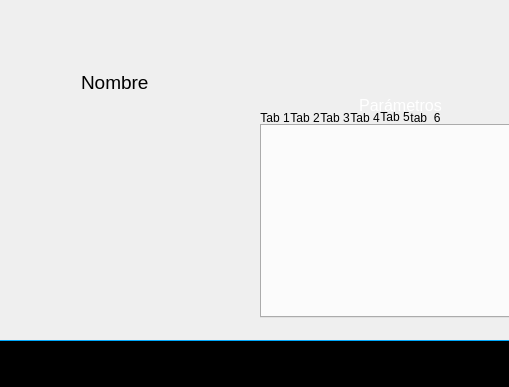
This is asa_application/detailedwindow.ui in razulued/qt_application as Qt 5 draws it before an edit; both pictures show x 90 to 599 and y 0 to 387 of the 800 by 600 pixel window. The edited form follows.
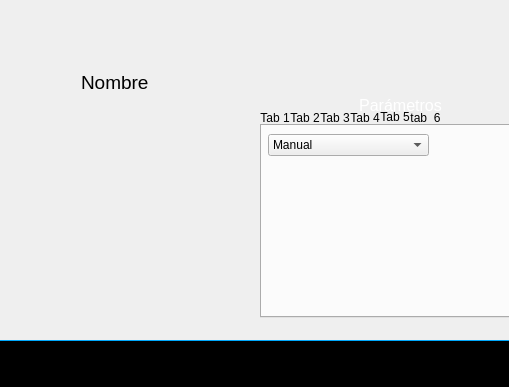
This is the edited form. Icons and pictures are not drawn.

Patch:
```diff
--- a/asa_application/detailedwindow.ui
+++ b/asa_application/detailedwindow.ui
@@ -92,7 +92,7 @@
       <x>20</x>
       <y>200</y>
       <width>31</width>
-      <height>50</height>
+      <height>45</height>
      </rect>
     </property>
     <property name="focusPolicy">
@@ -119,7 +119,7 @@
       <x>59</x>
       <y>200</y>
       <width>31</width>
-      <height>50</height>
+      <height>45</height>
      </rect>
     </property>
     <property name="focusPolicy">
@@ -357,10 +357,33 @@
      <attribute name="title">
       <string>Tab 5</string>
      </attribute>
-     <widget class="QWidget" name="verticalLayoutWidget_3">
+     <widget class="QComboBox" name="comboBox">
       <property name="geometry">
        <rect>
-        <x>9</x>
+        <x>8</x>
+        <y>10</y>
+        <width>161</width>
+        <height>22</height>
+       </rect>
+      </property>
+      <property name="focusPolicy">
+       <enum>Qt::NoFocus</enum>
+      </property>
+      <item>
+       <property name="text">
+        <string>Manual</string>
+       </property>
+      </item>
+      <item>
+       <property name="text">
+        <string>Automatico</string>
+       </property>
+      </item>
+     </widget>
+     <widget class="QWidget" name="gridLayoutWidget">
+      <property name="geometry">
+       <rect>
+        <x>10</x>
         <y>40</y>
         <width>291</width>
         <height>151</height>
@@ -550,7 +573,7 @@
       <x>134</x>
       <y>200</y>
       <width>31</width>
-      <height>50</height>
+      <height>45</height>
      </rect>
     </property>
     <property name="focusPolicy">
@@ -620,7 +643,7 @@
       <x>168</x>
       <y>200</y>
       <width>31</width>
-      <height>50</height>
+      <height>45</height>
      </rect>
     </property>
     <property name="focusPolicy">
@@ -699,7 +722,7 @@
       <x>97</x>
       <y>200</y>
       <width>31</width>
-      <height>50</height>
+      <height>45</height>
      </rect>
     </property>
     <property name="focusPolicy">
```
Left out of the diff: 16 changed lines with no effect on the pictures.
